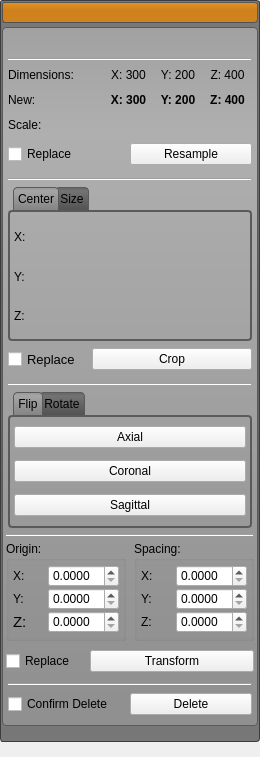
Old version of the form src/Interface/AppInterface/LayerGroupWidget.ui in the repository SCIInstitute/Seg3D.
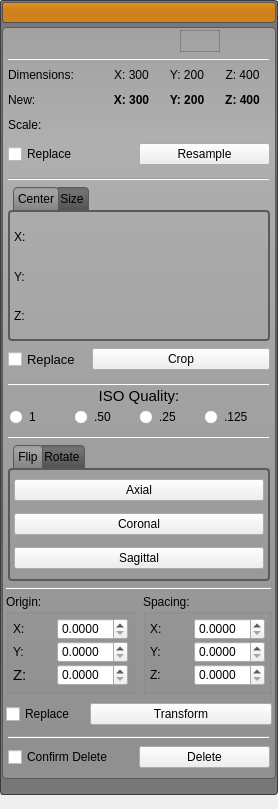
New version of the form. Icons and pictures are not drawn.

Commit message: updates to fix jumpyness in layergroupwidget menu's, connected them to a state variable, added a new state variable to the masklayer for tracking whether or not the iso surface has been generated and hooked it up to the show_iso_surface_button_ and delete_iso_surface_button_ in the layer widget.  Made some ui changes for OSX

```diff
--- a/src/Interface/AppInterface/LayerGroupWidget.ui
+++ b/src/Interface/AppInterface/LayerGroupWidget.ui
@@ -6,8 +6,8 @@
    <rect>
     <x>0</x>
     <y>0</y>
-    <width>260</width>
-    <height>757</height>
+    <width>278</width>
+    <height>808</height>
    </rect>
   </property>
   <property name="sizePolicy">
@@ -161,6 +161,24 @@
   padding: 0 0 0 0;
 }
 
+QToolButton#group_iso_button_{
+  background-color: rgba(0, 0, 0, 0);
+  border: 1px solid rgba(0, 0, 0, 50);
+  margin: 0 0 0 0;
+  padding: 0 0 0 0;
+}
+QToolButton#group_iso_button_:hover{
+  background-color: rgba( 0, 0, 0, 30 ); border-radius: 3px;
+}
+QToolButton#group_iso_button_:checked{
+  background-color: rgb(233, 111, 53);
+  border-radius: 3px;
+  border: 1px solid rgb(142, 67, 32);
+  margin: 0 0 0 0;
+  padding: 0 0 0 0;
+}
+
+
 QToolButton#group_visibility_button_{
   background-color: rgba(0, 0, 0, 0);
   border: 1px solid rgba(0, 0, 0, 0);
@@ -621,6 +639,37 @@
                  </property>
                 </widget>
                </item>
+               <item>
+                <widget class="QToolButton" name="group_iso_button_">
+                 <property name="minimumSize">
+                  <size>
+                   <width>0</width>
+                   <height>22</height>
+                  </size>
+                 </property>
+                 <property name="maximumSize">
+                  <size>
+                   <width>16777215</width>
+                   <height>22</height>
+                  </size>
+                 </property>
+                 <property name="toolTip">
+                  <string>Open the transform menu</string>
+                 </property>
+                 <property name="text">
+                  <string/>
+                 </property>
+                 <property name="iconSize">
+                  <size>
+                   <width>35</width>
+                   <height>20</height>
+                  </size>
+                 </property>
+                 <property name="checkable">
+                  <bool>true</bool>
+                 </property>
+                </widget>
+               </item>
                <item>
                 <widget class="QToolButton" name="group_delete_button_">
                  <property name="minimumSize">
@@ -969,7 +1018,7 @@
                   <number>0</number>
                  </property>
                  <property name="elideMode">
-                  <enum>Qt::ElideNone</enum>
+                  <enum>Qt::ElideRight</enum>
                  </property>
                  <widget class="QWidget" name="tab">
                   <property name="minimumSize">
@@ -1252,6 +1301,125 @@
               </layout>
              </widget>
             </item>
+            <item>
+             <widget class="QWidget" name="iso_quality_" native="true">
+              <layout class="QVBoxLayout" name="verticalLayout_14" stretch="0,0,1">
+               <property name="spacing">
+                <number>2</number>
+               </property>
+               <property name="margin">
+                <number>4</number>
+               </property>
+               <item>
+                <widget class="Line" name="line_6">
+                 <property name="orientation">
+                  <enum>Qt::Horizontal</enum>
+                 </property>
+                </widget>
+               </item>
+               <item>
+                <widget class="QWidget" name="widget_19" native="true">
+                 <property name="minimumSize">
+                  <size>
+                   <width>0</width>
+                   <height>16</height>
+                  </size>
+                 </property>
+                 <layout class="QHBoxLayout" name="horizontalLayout_31">
+                  <property name="spacing">
+                   <number>0</number>
+                  </property>
+                  <property name="leftMargin">
+                   <number>4</number>
+                  </property>
+                  <property name="topMargin">
+                   <number>0</number>
+                  </property>
+                  <property name="rightMargin">
+                   <number>4</number>
+                  </property>
+                  <property name="bottomMargin">
+                   <number>0</number>
+                  </property>
+                  <item>
+                   <widget class="QLabel" name="label">
+                    <property name="sizePolicy">
+                     <sizepolicy hsizetype="Preferred" vsizetype="Fixed">
+                      <horstretch>0</horstretch>
+                      <verstretch>0</verstretch>
+                     </sizepolicy>
+                    </property>
+                    <property name="minimumSize">
+                     <size>
+                      <width>0</width>
+                      <height>16</height>
+                     </size>
+                    </property>
+                    <property name="font">
+                     <font>
+                      <pointsize>11</pointsize>
+                     </font>
+                    </property>
+                    <property name="text">
+                     <string>ISO Quality:</string>
+                    </property>
+                    <property name="alignment">
+                     <set>Qt::AlignCenter</set>
+                    </property>
+                   </widget>
+                  </item>
+                 </layout>
+                </widget>
+               </item>
+               <item>
+                <widget class="QWidget" name="widget_18" native="true">
+                 <property name="sizePolicy">
+                  <sizepolicy hsizetype="Preferred" vsizetype="MinimumExpanding">
+                   <horstretch>0</horstretch>
+                   <verstretch>0</verstretch>
+                  </sizepolicy>
+                 </property>
+                 <layout class="QHBoxLayout" name="horizontalLayout_24">
+                  <property name="spacing">
+                   <number>0</number>
+                  </property>
+                  <property name="margin">
+                   <number>1</number>
+                  </property>
+                  <item>
+                   <widget class="QRadioButton" name="radioButton_1_point_0">
+                    <property name="text">
+                     <string>1</string>
+                    </property>
+                   </widget>
+                  </item>
+                  <item>
+                   <widget class="QRadioButton" name="radioButton_point_5">
+                    <property name="text">
+                     <string>.50</string>
+                    </property>
+                   </widget>
+                  </item>
+                  <item>
+                   <widget class="QRadioButton" name="radioButton_point_25">
+                    <property name="text">
+                     <string>.25</string>
+                    </property>
+                   </widget>
+                  </item>
+                  <item>
+                   <widget class="QRadioButton" name="radioButton_point_125">
+                    <property name="text">
+                     <string>.125</string>
+                    </property>
+                   </widget>
+                  </item>
+                 </layout>
+                </widget>
+               </item>
+              </layout>
+             </widget>
+            </item>
             <item>
              <widget class="QWidget" name="flip_rotate_" native="true">
               <layout class="QVBoxLayout" name="verticalLayout_5">
```
The commit also changes 23 other files.
